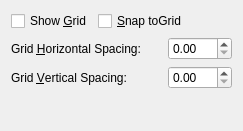
Kst-plot/kst, file src/libkstapp/gridtab.ui: the form before one commit.
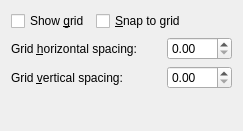
The form after the commit.

Diff of the .ui file:
```diff
--- a/src/libkstapp/gridtab.ui
+++ b/src/libkstapp/gridtab.ui
@@ -17,21 +17,21 @@
    <item row="0" column="0">
     <widget class="QCheckBox" name="_showGrid">
      <property name="text">
-      <string>Show &amp;Grid</string>
+      <string>Show &amp;grid</string>
      </property>
     </widget>
    </item>
    <item row="0" column="1" colspan="2">
     <widget class="QCheckBox" name="_snapToGrid">
      <property name="text">
-      <string>&amp;Snap toGrid</string>
+      <string>&amp;Snap to grid</string>
      </property>
     </widget>
    </item>
    <item row="1" column="0" colspan="2">
     <widget class="QLabel" name="label_5">
      <property name="text">
-      <string>Grid &amp;Horizontal Spacing:</string>
+      <string>Grid &amp;horizontal spacing:</string>
      </property>
      <property name="buddy">
       <cstring>_gridHorSpacing</cstring>
@@ -44,7 +44,7 @@
    <item row="2" column="0" colspan="2">
     <widget class="QLabel" name="label_6">
      <property name="text">
-      <string>Grid &amp;Vertical Spacing:</string>
+      <string>Grid &amp;vertical spacing:</string>
      </property>
      <property name="buddy">
       <cstring>_gridVerSpacing</cstring>
```
